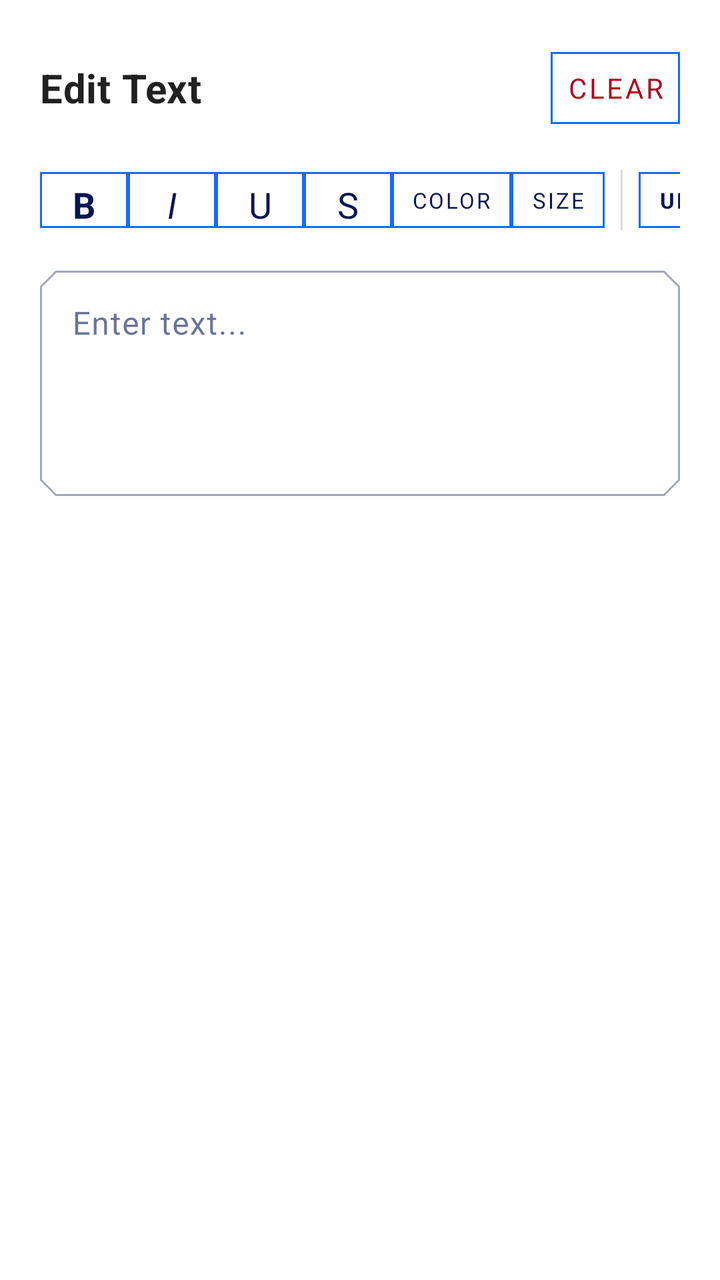
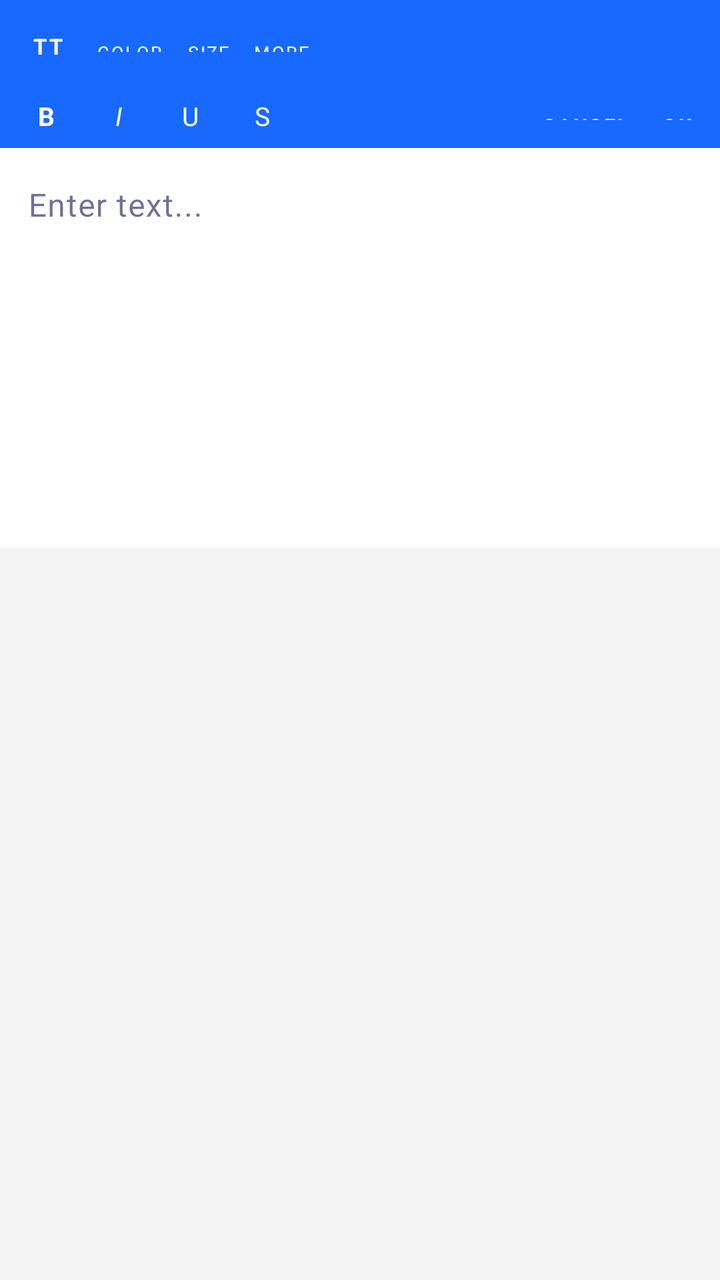

Two renders of the same Android screen: before a commit and after it. Below are the layout's source before the change and the commit's diff.
<!-- AndroidManifest.xml: application theme AppTheme -->
<!-- res/layout/dialog_edit_text.xml -->
<?xml version="1.0" encoding="utf-8"?>
<LinearLayout xmlns:android="http://schemas.android.com/apk/res/android"
    xmlns:app="http://schemas.android.com/apk/res-auto"
    android:layout_width="match_parent"
    android:layout_height="wrap_content"
    android:orientation="vertical"
    android:padding="20dp">

    
    <LinearLayout
        android:layout_width="match_parent"
        android:layout_height="wrap_content"
        android:gravity="center_vertical"
        android:orientation="horizontal"
        android:paddingBottom="12dp">

        <TextView
            android:id="@+id/dialogTitle"
            android:layout_width="0dp"
            android:layout_height="wrap_content"
            android:layout_weight="1"
            android:text="@string/edit_text_title"
            android:textAppearance="?attr/textAppearanceHeadline6"
            android:textStyle="bold" />

        
        <com.google.android.material.button.MaterialButton
            android:id="@+id/btnClearText"
            style="@style/Widget.MaterialComponents.Button.TextButton"
            android:layout_width="wrap_content"
            android:layout_height="wrap_content"
            android:layout_marginStart="6dp"
            android:minWidth="44dp"
            android:paddingHorizontal="8dp"
            android:text="Clear"
            android:textColor="?attr/colorError" />

    </LinearLayout>

    
    <HorizontalScrollView
        android:id="@+id/formatToolbarScroll"
        android:layout_width="match_parent"
        android:layout_height="wrap_content"
        android:layout_marginBottom="10dp"
        android:scrollbars="none">

        <LinearLayout
            android:id="@+id/formatToolbarContainer"
            android:layout_width="wrap_content"
            android:layout_height="wrap_content"
            android:orientation="horizontal"
            android:gravity="center_vertical">

            <com.google.android.material.button.MaterialButton
                android:id="@+id/btnBold"
                style="@style/Widget.MaterialComponents.Button.TextButton"
                android:layout_width="44dp"
                android:layout_height="40dp"
                android:minWidth="0dp"
                android:text="B"
                android:textColor="@color/brand_navy"
                android:textSize="18sp"
                android:textStyle="bold" />

            <com.google.android.material.button.MaterialButton
                android:id="@+id/btnItalic"
                style="@style/Widget.MaterialComponents.Button.TextButton"
                android:layout_width="44dp"
                android:layout_height="40dp"
                android:minWidth="0dp"
                android:text="I"
                android:textColor="@color/brand_navy"
                android:textSize="18sp"
                android:textStyle="italic" />

            <com.google.android.material.button.MaterialButton
                android:id="@+id/btnUnderline"
                style="@style/Widget.MaterialComponents.Button.TextButton"
                android:layout_width="44dp"
                android:layout_height="40dp"
                android:minWidth="0dp"
                android:text="U"
                android:textColor="@color/brand_navy"
                android:textSize="18sp" />

            <com.google.android.material.button.MaterialButton
                android:id="@+id/btnStrikethrough"
                style="@style/Widget.MaterialComponents.Button.TextButton"
                android:layout_width="44dp"
                android:layout_height="40dp"
                android:minWidth="0dp"
                android:text="S"
                android:textColor="@color/brand_navy"
                android:textSize="18sp" />

            <com.google.android.material.button.MaterialButton
                android:id="@+id/btnTextColor"
                style="@style/Widget.MaterialComponents.Button.TextButton"
                android:layout_width="wrap_content"
                android:layout_height="40dp"
                android:minWidth="0dp"
                android:paddingHorizontal="10dp"
                android:text="Color"
                android:textColor="@color/brand_navy"
                android:textSize="11sp" />

            <com.google.android.material.button.MaterialButton
                android:id="@+id/btnTextSize"
                style="@style/Widget.MaterialComponents.Button.TextButton"
                android:layout_width="wrap_content"
                android:layout_height="40dp"
                android:minWidth="0dp"
                android:paddingHorizontal="10dp"
                android:text="Size"
                android:textColor="@color/brand_navy"
                android:textSize="11sp" />

            <View
                android:layout_width="1dp"
                android:layout_height="30dp"
                android:layout_marginHorizontal="8dp"
                android:background="#DDDDDD" />

            <com.google.android.material.button.MaterialButton
                android:id="@+id/btnUppercase"
                style="@style/Widget.MaterialComponents.Button.TextButton"
                android:layout_width="wrap_content"
                android:layout_height="40dp"
                android:minWidth="0dp"
                android:paddingHorizontal="10dp"
                android:text="UPPERCASE"
                android:textColor="@color/brand_navy"
                android:textSize="11sp"
                android:textStyle="bold" />

            <com.google.android.material.button.MaterialButton
                android:id="@+id/btnCapitalize"
                style="@style/Widget.MaterialComponents.Button.TextButton"
                android:layout_width="wrap_content"
                android:layout_height="40dp"
                android:minWidth="0dp"
                android:paddingHorizontal="10dp"
                android:text="Capitalize"
                android:textColor="@color/brand_navy"
                android:textSize="11sp"
                android:textStyle="bold" />

            <com.google.android.material.button.MaterialButton
                android:id="@+id/btnLowercase"
                style="@style/Widget.MaterialComponents.Button.TextButton"
                android:layout_width="wrap_content"
                android:layout_height="40dp"
                android:minWidth="0dp"
                android:paddingHorizontal="10dp"
                android:text="lowercase"
                android:textColor="@color/brand_navy"
                android:textSize="11sp"
                android:textStyle="bold" />
        </LinearLayout>
    </HorizontalScrollView>

    
    <com.google.android.material.textfield.TextInputLayout
        android:id="@+id/textInputLayout"
        style="@style/Widget.MaterialComponents.TextInputLayout.OutlinedBox"
        android:layout_width="match_parent"
        android:layout_height="wrap_content"
        app:boxCornerRadiusBottomEnd="8dp"
        app:boxCornerRadiusBottomStart="8dp"
        app:boxCornerRadiusTopEnd="8dp"
        app:boxCornerRadiusTopStart="8dp">

        <com.google.android.material.textfield.TextInputEditText
            android:id="@+id/etTextInput"
            android:layout_width="match_parent"
            android:layout_height="wrap_content"
            android:gravity="top|start"
            android:hint="@string/edit_text_hint"
            android:inputType="textMultiLine|textCapSentences"
            android:minLines="4"
            android:maxLines="8"
            android:scrollbars="vertical"
            android:textAppearance="?attr/textAppearanceBody1"
            android:textColorHint="@color/brand_blue" />

    </com.google.android.material.textfield.TextInputLayout>

</LinearLayout>
<!-- resources referenced by this layout -->
<resources>
  <color name="brand_blue">#1769FF</color>
  <color name="brand_navy">#07164F</color>
  <string name="edit_text_hint">Enter text...</string>
  <string name="edit_text_title">Edit Text</string>
  <color name="white">#fff</color>
  <color name="black">#000</color>
  <color name="gray">#616161</color>
  <style name="AppTextInputLayout" parent="Widget.MaterialComponents.TextInputLayout.OutlinedBox.Dense">
          <item name="boxStrokeColor">@color/brand_blue</item>
          <item name="counterTextColor">@color/gray</item>
          <item name="hintTextColor">@color/gray</item>
          <item name="boxCornerRadiusBottomEnd">0dp</item>
          <item name="boxCornerRadiusBottomStart">0dp</item>
          <item name="boxCornerRadiusTopStart">0dp</item>
          <item name="boxCornerRadiusTopEnd">0dp</item>
      </style>
  <style name="AppBottomNavigation" parent="Widget.MaterialComponents.BottomNavigationView.Colored">
  
      </style>
  <style name="AppButton" parent="Widget.MaterialComponents.Button.UnelevatedButton">
          <item name="strokeColor">@color/brand_blue</item>
          <item name="strokeWidth">1dp</item>
          <item name="android:textColor">@color/brand_blue</item>
      </style>
  <style name="ButtonText" parent="TextAppearance.MaterialComponents.Button">
          <item name="fontFamily">@font/raleway_semibold</item>
      </style>
  <style name="Body1Text" parent="TextAppearance.MaterialComponents.Body1">
          <item name="fontFamily">@font/raleway_semibold</item>
      </style>
  <style name="Body2Text" parent="TextAppearance.MaterialComponents.Body2">
          <item name="fontFamily">@font/raleway_semibold</item>
      </style>
  <style name="CaptionText" parent="TextAppearance.MaterialComponents.Caption">
          <item name="fontFamily">@font/raleway_semibold</item>
      </style>
  <style name="Headline4Text" parent="TextAppearance.MaterialComponents.Headline6">
          <item name="fontFamily">@font/raleway_semibold</item>
      </style>
  <style name="Headline5Text" parent="TextAppearance.MaterialComponents.Headline6">
          <item name="fontFamily">@font/raleway_semibold</item>
      </style>
  <style name="Headline6Text" parent="TextAppearance.MaterialComponents.Headline6">
          <item name="fontFamily">@font/raleway_semibold</item>
      </style>
  <style name="AppFloatingActionButton" parent="Widget.MaterialComponents.FloatingActionButton">
          <item name="shapeAppearanceOverlay">@style/FloatingActionButton</item>
      </style>
  <style name="SmallComponent" parent="ShapeAppearance.MaterialComponents.SmallComponent">
          <item name="cornerFamily">cut</item>
          <item name="cornerSize">0dp</item>
      </style>
  <style name="MediumComponent" parent="ShapeAppearance.MaterialComponents.MediumComponent">
          <item name="cornerFamily">cut</item>
          <item name="cornerSize">0dp</item>
      </style>
  <style name="LargeComponent" parent="ShapeAppearance.MaterialComponents.LargeComponent">
          <item name="cornerFamily">cut</item>
          <item name="cornerSize">0dp</item>
      </style>
  <style name="FloatingActionButton" parent="ShapeAppearanceOverlay.MaterialComponents.FloatingActionButton">
      </style>
  <!-- unchanged entries left out for length: 1 -->
</resources>

<!-- the commit's change to res/layout/dialog_edit_text.xml (unified diff, before → after) -->
@@ -3,187 +3,210 @@
     xmlns:app="http://schemas.android.com/apk/res-auto"
     android:layout_width="match_parent"
     android:layout_height="wrap_content"
-    android:orientation="vertical"
-    android:padding="20dp">
-
-    
+    android:background="#F3F3F3"
+    android:orientation="vertical">
+
     <LinearLayout
         android:layout_width="match_parent"
-        android:layout_height="wrap_content"
+        android:layout_height="46dp"
+        android:background="@color/brand_blue"
         android:gravity="center_vertical"
         android:orientation="horizontal"
-        android:paddingBottom="12dp">
+        android:paddingStart="6dp"
+        android:paddingEnd="6dp">
+
+        <com.google.android.material.button.MaterialButton
+            android:id="@+id/btnClearText"
+            style="@style/Widget.MaterialComponents.Button.TextButton"
+            android:layout_width="36dp"
+            android:layout_height="26dp"
+            android:insetTop="0dp"
+            android:insetBottom="0dp"
+            android:minWidth="0dp"
+            android:padding="0dp"
+            android:text="TT"
+            android:textColor="@android:color/white"
+            android:textSize="11sp"
+            android:textStyle="bold" />
 
         <TextView
             android:id="@+id/dialogTitle"
             android:layout_width="0dp"
             android:layout_height="wrap_content"
             android:layout_weight="1"
+            android:gravity="center"
             android:text="@string/edit_text_title"
-            android:textAppearance="?attr/textAppearanceHeadline6"
-            android:textStyle="bold" />
-
-        
-        <com.google.android.material.button.MaterialButton
-            android:id="@+id/btnClearText"
-            style="@style/Widget.MaterialComponents.Button.TextButton"
-            android:layout_width="wrap_content"
-            android:layout_height="wrap_content"
-            android:layout_marginStart="6dp"
-            android:minWidth="44dp"
-            android:paddingHorizontal="8dp"
-            android:text="Clear"
-            android:textColor="?attr/colorError" />
-
+            android:textColor="@android:color/white"
+            android:textSize="12sp"
+            android:textStyle="bold"
+            android:visibility="gone" />
+
+        <com.google.android.material.button.MaterialButton
+            android:id="@+id/btnTextColor"
+            style="@style/Widget.MaterialComponents.Button.TextButton"
+            android:layout_width="wrap_content"
+            android:layout_height="26dp"
+            android:minWidth="0dp"
+            android:paddingHorizontal="6dp"
+            android:text="Color"
+            android:textColor="@android:color/white"
+            android:textSize="9sp" />
+
+        <com.google.android.material.button.MaterialButton
+            android:id="@+id/btnTextSize"
+            style="@style/Widget.MaterialComponents.Button.TextButton"
+            android:layout_width="wrap_content"
+            android:layout_height="26dp"
+            android:minWidth="0dp"
+            android:paddingHorizontal="6dp"
+            android:text="Size"
+            android:textColor="@android:color/white"
+            android:textSize="9sp" />
+
+        <com.google.android.material.button.MaterialButton
+            android:id="@+id/btnMoreText"
+            style="@style/Widget.MaterialComponents.Button.TextButton"
+            android:layout_width="wrap_content"
+            android:layout_height="26dp"
+            android:minWidth="0dp"
+            android:paddingHorizontal="6dp"
+            android:text="More"
+            android:textColor="@android:color/white"
+            android:textSize="9sp" />
     </LinearLayout>
 
-    
-    <HorizontalScrollView
-        android:id="@+id/formatToolbarScroll"
+    <LinearLayout
         android:layout_width="match_parent"
         android:layout_height="wrap_content"
-        android:layout_marginBottom="10dp"
-        android:scrollbars="none">
-
-        <LinearLayout
-            android:id="@+id/formatToolbarContainer"
-            android:layout_width="wrap_content"
-            android:layout_height="wrap_content"
-            android:orientation="horizontal"
-            android:gravity="center_vertical">
-
-            <com.google.android.material.button.MaterialButton
-                android:id="@+id/btnBold"
-                style="@style/Widget.MaterialComponents.Button.TextButton"
-                android:layout_width="44dp"
-                android:layout_height="40dp"
-                android:minWidth="0dp"
-                android:text="B"
-                android:textColor="@color/brand_navy"
-                android:textSize="18sp"
-                android:textStyle="bold" />
-
-            <com.google.android.material.button.MaterialButton
-                android:id="@+id/btnItalic"
-                style="@style/Widget.MaterialComponents.Button.TextButton"
-                android:layout_width="44dp"
-                android:layout_height="40dp"
-                android:minWidth="0dp"
-                android:text="I"
-                android:textColor="@color/brand_navy"
-                android:textSize="18sp"
-                android:textStyle="italic" />
-
-            <com.google.android.material.button.MaterialButton
-                android:id="@+id/btnUnderline"
-                style="@style/Widget.MaterialComponents.Button.TextButton"
-                android:layout_width="44dp"
-                android:layout_height="40dp"
-                android:minWidth="0dp"
-                android:text="U"
-                android:textColor="@color/brand_navy"
-                android:textSize="18sp" />
-
-            <com.google.android.material.button.MaterialButton
-                android:id="@+id/btnStrikethrough"
-                style="@style/Widget.MaterialComponents.Button.TextButton"
-                android:layout_width="44dp"
-                android:layout_height="40dp"
-                android:minWidth="0dp"
-                android:text="S"
-                android:textColor="@color/brand_navy"
-                android:textSize="18sp" />
-
-            <com.google.android.material.button.MaterialButton
-                android:id="@+id/btnTextColor"
-                style="@style/Widget.MaterialComponents.Button.TextButton"
-                android:layout_width="wrap_content"
-                android:layout_height="40dp"
-                android:minWidth="0dp"
-                android:paddingHorizontal="10dp"
-                android:text="Color"
-                android:textColor="@color/brand_navy"
-                android:textSize="11sp" />
-
-            <com.google.android.material.button.MaterialButton
-                android:id="@+id/btnTextSize"
-                style="@style/Widget.MaterialComponents.Button.TextButton"
-                android:layout_width="wrap_content"
-                android:layout_height="40dp"
-                android:minWidth="0dp"
-                android:paddingHorizontal="10dp"
-                android:text="Size"
-                android:textColor="@color/brand_navy"
-                android:textSize="11sp" />
-
-            <View
-                android:layout_width="1dp"
-                android:layout_height="30dp"
-                android:layout_marginHorizontal="8dp"
-                android:background="#DDDDDD" />
-
-            <com.google.android.material.button.MaterialButton
-                android:id="@+id/btnUppercase"
-                style="@style/Widget.MaterialComponents.Button.TextButton"
-                android:layout_width="wrap_content"
-                android:layout_height="40dp"
-                android:minWidth="0dp"
-                android:paddingHorizontal="10dp"
-                android:text="UPPERCASE"
-                android:textColor="@color/brand_navy"
-                android:textSize="11sp"
-                android:textStyle="bold" />
-
-            <com.google.android.material.button.MaterialButton
-                android:id="@+id/btnCapitalize"
-                style="@style/Widget.MaterialComponents.Button.TextButton"
-                android:layout_width="wrap_content"
-                android:layout_height="40dp"
-                android:minWidth="0dp"
-                android:paddingHorizontal="10dp"
-                android:text="Capitalize"
-                android:textColor="@color/brand_navy"
-                android:textSize="11sp"
-                android:textStyle="bold" />
-
-            <com.google.android.material.button.MaterialButton
-                android:id="@+id/btnLowercase"
-                style="@style/Widget.MaterialComponents.Button.TextButton"
-                android:layout_width="wrap_content"
-                android:layout_height="40dp"
-                android:minWidth="0dp"
-                android:paddingHorizontal="10dp"
-                android:text="lowercase"
-                android:textColor="@color/brand_navy"
-                android:textSize="11sp"
-                android:textStyle="bold" />
-        </LinearLayout>
-    </HorizontalScrollView>
-
-    
-    <com.google.android.material.textfield.TextInputLayout
-        android:id="@+id/textInputLayout"
-        style="@style/Widget.MaterialComponents.TextInputLayout.OutlinedBox"
+        android:background="@color/brand_blue"
+        android:gravity="center_vertical"
+        android:orientation="horizontal"
+        android:paddingStart="6dp"
+        android:paddingEnd="6dp"
+        android:paddingBottom="4dp">
+
+        <com.google.android.material.button.MaterialButton
+            android:id="@+id/btnBold"
+            style="@style/Widget.MaterialComponents.Button.TextButton"
+            android:layout_width="34dp"
+            android:layout_height="24dp"
+            android:insetTop="0dp"
+            android:insetBottom="0dp"
+            android:minWidth="0dp"
+            android:padding="0dp"
+            android:text="B"
+            android:textColor="@android:color/white"
+            android:textSize="13sp"
+            android:textStyle="bold" />
+
+        <com.google.android.material.button.MaterialButton
+            android:id="@+id/btnItalic"
+            style="@style/Widget.MaterialComponents.Button.TextButton"
+            android:layout_width="34dp"
+            android:layout_height="24dp"
+            android:layout_marginStart="2dp"
+            android:insetTop="0dp"
+            android:insetBottom="0dp"
+            android:minWidth="0dp"
+            android:padding="0dp"
+            android:text="I"
+            android:textColor="@android:color/white"
+            android:textSize="13sp"
+            android:textStyle="italic" />
+
+        <com.google.android.material.button.MaterialButton
+            android:id="@+id/btnUnderline"
+            style="@style/Widget.MaterialComponents.Button.TextButton"
+            android:layout_width="34dp"
+            android:layout_height="24dp"
+            android:layout_marginStart="2dp"
+            android:insetTop="0dp"
+            android:insetBottom="0dp"
+            android:minWidth="0dp"
+            android:padding="0dp"
+            android:text="U"
+            android:textColor="@android:color/white"
+            android:textSize="13sp" />
+
+        <com.google.android.material.button.MaterialButton
+            android:id="@+id/btnStrikethrough"
+            style="@style/Widget.MaterialComponents.Button.TextButton"
+            android:layout_width="34dp"
+            android:layout_height="24dp"
+            android:layout_marginStart="2dp"
+            android:insetTop="0dp"
+            android:insetBottom="0dp"
+            android:minWidth="0dp"
+            android:padding="0dp"
+            android:text="S"
+            android:textColor="@android:color/white"
+            android:textSize="13sp" />
+
+        <View
+            android:layout_width="0dp"
+            android:layout_height="1dp"
+            android:layout_weight="1" />
+
+        <com.google.android.material.button.MaterialButton
+            android:id="@+id/btnCancel"
+            style="@style/Widget.MaterialComponents.Button.TextButton"
+            android:layout_width="wrap_content"
+            android:layout_height="24dp"
+            android:minWidth="0dp"
+            android:paddingHorizontal="8dp"
+            android:text="CANCEL"
+            android:textColor="@android:color/white"
+            android:textSize="10sp"
+            android:textStyle="bold" />
+
+        <com.google.android.material.button.MaterialButton
+            android:id="@+id/btnOk"
+            style="@style/Widget.MaterialComponents.Button.TextButton"
+            android:layout_width="wrap_content"
+            android:layout_height="24dp"
+            android:minWidth="0dp"
+            android:paddingHorizontal="8dp"
+            android:text="OK"
+            android:textColor="@android:color/white"
+            android:textSize="10sp"
+            android:textStyle="bold" />
+    </LinearLayout>
+
+    <LinearLayout
         android:layout_width="match_parent"
         android:layout_height="wrap_content"
-        app:boxCornerRadiusBottomEnd="8dp"
-        app:boxCornerRadiusBottomStart="8dp"
-        app:boxCornerRadiusTopEnd="8dp"
-        app:boxCornerRadiusTopStart="8dp">
-
-        <com.google.android.material.textfield.TextInputEditText
-            android:id="@+id/etTextInput"
+        android:background="#F7F7F7"
+        android:orientation="vertical"
+        android:padding="0dp">
+
+        <com.google.android.material.textfield.TextInputLayout
+            android:id="@+id/textInputLayout"
+            style="@style/Widget.MaterialComponents.TextInputLayout.OutlinedBox"
             android:layout_width="match_parent"
-            android:layout_height="wrap_content"
-            android:gravity="top|start"
-            android:hint="@string/edit_text_hint"
-            android:inputType="textMultiLine|textCapSentences"
-            android:minLines="4"
-            android:maxLines="8"
-            android:scrollbars="vertical"
-            android:textAppearance="?attr/textAppearanceBody1"
-            android:textColorHint="@color/brand_blue" />
-
-    </com.google.android.material.textfield.TextInputLayout>
-
+            android:layout_height="200dp"
+            android:background="#FFFFFF"
+            app:boxBackgroundColor="#FFFFFF"
+            app:boxCornerRadiusBottomEnd="0dp"
+            app:boxCornerRadiusBottomStart="0dp"
+            app:boxCornerRadiusTopEnd="0dp"
+            app:boxCornerRadiusTopStart="0dp"
+            app:boxStrokeWidth="0dp"
+            app:boxStrokeWidthFocused="0dp">
+
+            <com.google.android.material.textfield.TextInputEditText
+                android:id="@+id/etTextInput"
+                android:layout_width="match_parent"
+                android:layout_height="match_parent"
+                android:background="#FFFFFF"
+                android:gravity="top|start"
+                android:hint="@string/edit_text_hint"
+                android:inputType="textMultiLine|textCapSentences"
+                android:minLines="6"
+                android:maxLines="12"
+                android:padding="14dp"
+                android:scrollbars="vertical"
+                android:textAppearance="?attr/textAppearanceBody1"
+                android:textColorHint="@color/brand_blue" />
+        </com.google.android.material.textfield.TextInputLayout>
+    </LinearLayout>
 </LinearLayout>
